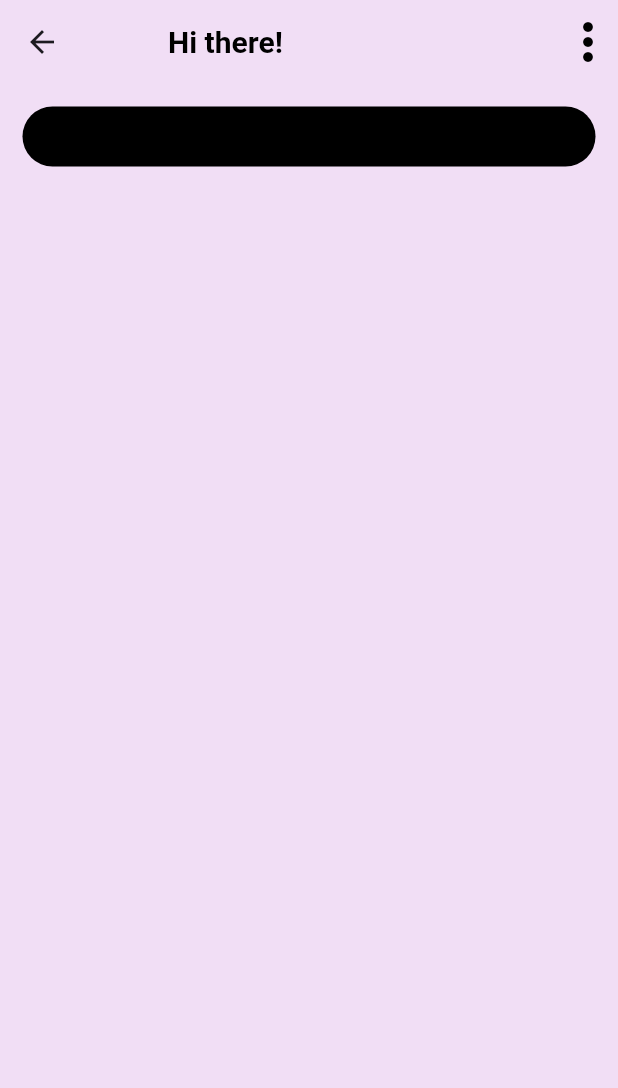
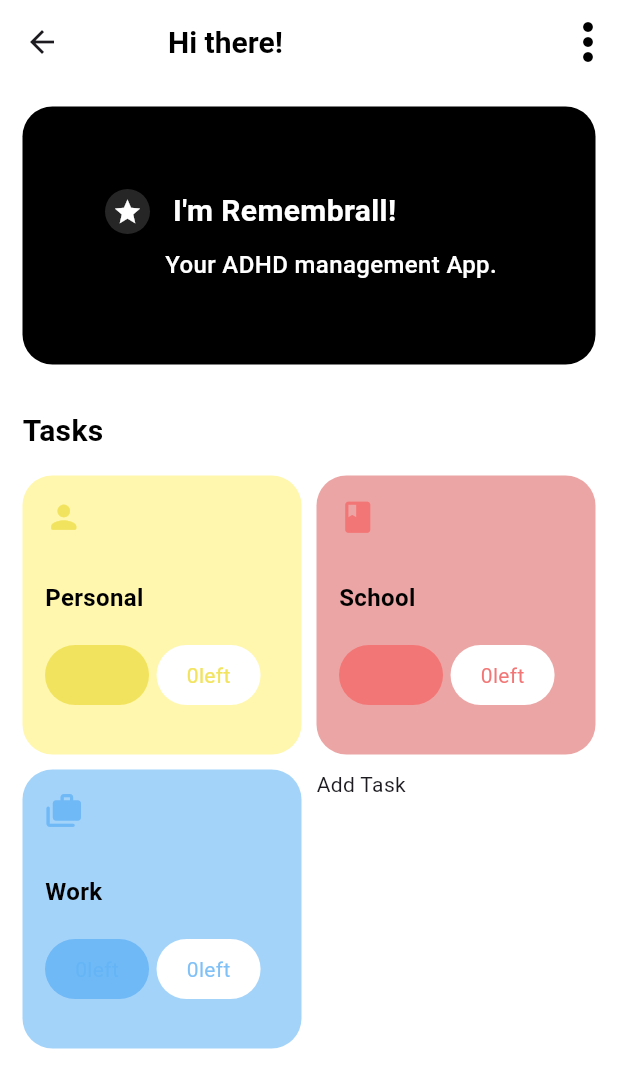
Before and after one commit to thealiceiris/remembrall, a Flutter app: the TaskScreen screen opened directly, on a phone screen of 412 x 824 dp. Shown: the top 1088 px of the screen. Run offline on Flutter 3.47's test engine with Material 3 defaults, Android fonts, the phone set to English and light mode, and no system bars.

Commit message:
second commit

```diff
--- /dev/null
+++ b/lib/models/task.dart
@@ -0,0 +1,73 @@
+import 'package:flutter/material.dart';
+import 'package:flutter/widgets.dart';
+
+class Task {
+  IconData? iconData;
+  String? title;
+  Color? bgcolor,
+      iconColor,
+      btnColor,
+      textColor,
+      btntxtColor; // Added textColor property
+  bool isLast;
+  num? progress, left, done;
+
+  Task({
+    this.iconData,
+    this.title,
+    this.bgcolor,
+    this.iconColor,
+    this.btnColor,
+    this.btntxtColor,
+    this.textColor, // Added textColor parameter
+    this.isLast = false,
+    this.progress,
+    this.left,
+    this.done,
+  });
+
+  static List<Task> getTasks() {
+    return [
+      Task(
+        iconData: Icons.person_rounded,
+        title: 'Personal',
+        bgcolor: const Color.fromARGB(213, 255, 245, 157),
+        iconColor: const Color.fromARGB(255, 242, 227, 95),
+        btnColor: const Color.fromARGB(255, 242, 227, 95),
+        textColor: Colors.black, // Set a contrasting color for button text
+        btntxtColor: Colors.black,
+        isLast: false,
+        progress: 0.5,
+        left: 0,
+        done: 0,
+      ),
+      Task(
+        iconData: Icons.book_rounded,
+        title: 'School',
+        bgcolor: const Color.fromARGB(255, 236, 165, 165),
+        iconColor: const Color.fromARGB(255, 243, 118, 118),
+        btnColor: const Color.fromARGB(255, 243, 118, 118),
+        textColor: Colors.black, // Set a contrasting color for button text
+        btntxtColor: Colors.black,
+        isLast: false,
+        progress: 0.5,
+        left: 0,
+        done: 0,
+      ),
+      Task(
+        iconData: Icons.cases_rounded,
+        title: 'Work',
+        bgcolor: const Color.fromARGB(210, 144, 202, 249),
+        iconColor: const Color.fromARGB(210, 100, 179, 245),
+        btnColor: const Color.fromARGB(242, 100, 180, 245),
+        textColor: Colors.black, // Set a contrasting color for button text
+        btntxtColor: Colors.black,
+        isLast: false,
+        progress: 0.5,
+        left: 0,
+        done: 0,
+      ),
+      Task(isLast: true)
+    ];
+  }
+}
--- a/lib/screens/task_screen.dart
+++ b/lib/screens/task_screen.dart
@@ -1,5 +1,6 @@
 import 'package:flutter/material.dart';
 import 'package:remembrall/widget/remembrall.dart';
+import 'package:remembrall/widget/tasks.dart';
 // import 'package:flutter/widgets.dart';
 // import 'package:remembrall/widget/custom_scaffold.dart';
 
@@ -9,29 +10,46 @@ class TaskScreen extends StatelessWidget {
   @override
   Widget build(BuildContext context) {
     return Scaffold(
-       backgroundColor:const Color.fromARGB(255, 241, 222, 245),
+      backgroundColor: Colors.white,
       appBar: _buildAppBar(),
-      body:const Column(crossAxisAlignment:CrossAxisAlignment.start,
+      body: Column(
+        crossAxisAlignment: CrossAxisAlignment.start,
         children: [
-          Remembrall()
-
+          const Remembrall(),
+          Container(
+            padding: const EdgeInsets.all(15),
+            child: const Text(
+              'Tasks',
+              style: TextStyle(
+                fontSize: 20,
+                fontWeight: FontWeight.bold,
+                color: Colors.black,
+              ),
+            ),
+          ),
+          Expanded(
+            child: Tasks(),
+          )
         ],
       ),
-
     );
-
-
   }
 
   AppBar _buildAppBar() => AppBar(
-       backgroundColor:const Color.fromARGB(255, 241, 222, 245),
+        backgroundColor: Colors.white,
         elevation: 0,
         title: const Row(
           children: [
-          SizedBox( width: 40,),
-          Text( 'Hi there!', style: TextStyle(color: Colors.black,
+            SizedBox(
+              width: 40,
+            ),
+            Text(
+              'Hi there!',
+              style: TextStyle(
+                  color: Colors.black,
                   fontSize: 20,
-          fontWeight: FontWeight.bold),),
+                  fontWeight: FontWeight.bold),
+            ),
           ],
         ),
         actions: const [
@@ -41,7 +59,5 @@ class TaskScreen extends StatelessWidget {
             size: 40,
           )
         ],
-
       );
-
 }
--- a/lib/widget/remembrall.dart
+++ b/lib/widget/remembrall.dart
@@ -1,4 +1,6 @@
 // import 'dart:ffi';
+
+// import 'dart:math';
 
 import 'package:flutter/material.dart';
 
@@ -17,24 +19,59 @@ class Remembrall extends StatelessWidget {
             decoration: BoxDecoration(
               color: Colors.black,
               borderRadius: BorderRadius.circular(20),
-                   ),
-            child:  Row(
+            ),
+            child: Row(
               crossAxisAlignment: CrossAxisAlignment.start,
               children: [
                 Container(
-                  decoration:BoxDecoration(
-                    color: Colors.white,
-                    borderRadius: BorderRadius.circular(20),
-
-                  ) ,
-                ),
+                    margin: const EdgeInsets.all(15),
+                    padding: const EdgeInsets.all(20),
+                    decoration: BoxDecoration(
+                        color: Colors.black,
+                        borderRadius: BorderRadius.circular(20)),
+                    child: Row(
+                      crossAxisAlignment: CrossAxisAlignment.start,
+                      children: [
+                        Container(
+                          padding: const EdgeInsets.all(5),
+                          decoration: const BoxDecoration(
+                            color: Color.fromARGB(61, 158, 158, 158),
+                            shape: BoxShape.circle,
+                          ),
+                          child: const Icon(
+                            Icons.star,
+                            color: Colors.white,
+                            size: 20,
+                          ),
+                        ),
+                        const SizedBox(
+                          width: 10,
+                        ),
+                        const Column(
+                          crossAxisAlignment: CrossAxisAlignment.start,
+                          children: [
+                            Text(" I'm Remembrall!",
+                                style: TextStyle(
+                                  fontSize: 20,
+                                  color: Colors.white,
+                                  fontWeight: FontWeight.bold,
+                                )),
+                            SizedBox(height: 10),
+                            Text("Your ADHD management App.",
+                                style: TextStyle(
+                                  fontSize: 16,
+                                  color: Colors.white,
+                                  fontWeight: FontWeight.w500,
+                                )),
+                          ],
+                        )
+                      ],
+                    )),
               ],
             ),
-          )
-
+          ),
         ],
       ),
-
     );
   }
 }
--- /dev/null
+++ b/lib/widget/tasks.dart
@@ -0,0 +1,78 @@
+// import 'package:flutter/cupertino.dart';
+import 'package:flutter/material.dart';
+// import 'package:flutter/widgets.dart';
+import 'package:remembrall/models/task.dart';
+
+// ignore: use_key_in_widget_constructors
+class Tasks extends StatelessWidget {
+  final taskList = Task.getTasks();
+
+  @override
+  Widget build(BuildContext context) {
+    // ignore: avoid_unnecessary_containers
+    return Container(
+      padding: const EdgeInsets.symmetric(horizontal: 15),
+      child: GridView.builder(
+          gridDelegate: const SliverGridDelegateWithFixedCrossAxisCount(
+              crossAxisCount: 2, crossAxisSpacing: 10, mainAxisSpacing: 10),
+          itemCount: taskList.length,
+          itemBuilder: (context, index) => taskList[index].isLast
+              ? _buildAddtask()
+              : _buildTask(context, taskList[index])),
+    );
+  }
+
+  Widget _buildAddtask() {
+    return const Text('Add Task');
+  }
+
+  Widget _buildTask(BuildContext context, Task task) {
+    return Container(
+      padding: const EdgeInsets.all(15),
+      decoration: BoxDecoration(
+        color: task.bgcolor,
+        borderRadius: BorderRadius.circular(20),
+      ),
+      child: Column(
+        crossAxisAlignment: CrossAxisAlignment.start,
+        children: [
+          Icon(
+            task.iconData,
+            color: task.iconColor!,
+            size: 25,
+          ),
+          const SizedBox(height: 30),
+          Text(
+            task.title!,
+            style: const TextStyle(
+                color: Colors.black, fontSize: 16, fontWeight: FontWeight.bold),
+          ),
+          const SizedBox(height: 20),
+          Row(
+            children: [
+              _buildTaskStatus(
+                  task.iconColor!, task.btnColor!, '${task.left}left'),
+              const SizedBox(width: 5),
+              _buildTaskStatus(
+                  Colors.white, task.iconColor!, '${task.left}left'),
+            ],
+          )
+        ],
+      ),
+    );
+  }
+
+  Widget _buildTaskStatus(Color bgColor, Color textColor, String text, ) {
+    return Container(
+      padding: const EdgeInsets.symmetric(horizontal: 20, vertical: 10),
+      decoration: BoxDecoration(
+        color: bgColor,
+        borderRadius: BorderRadius.circular(20),
+      ),
+      child: Text(
+        text,
+        style: TextStyle(color: textColor),
+      ),
+    );
+  }
+}
```
Lines whose indentation alone changed are shown as unchanged.
